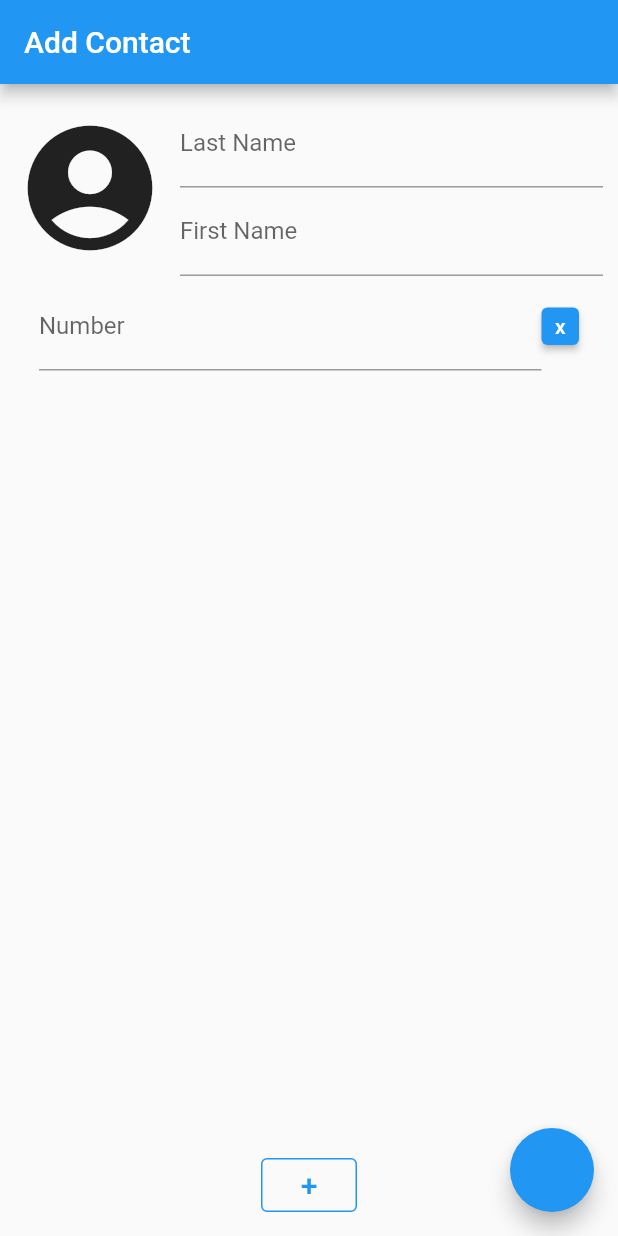
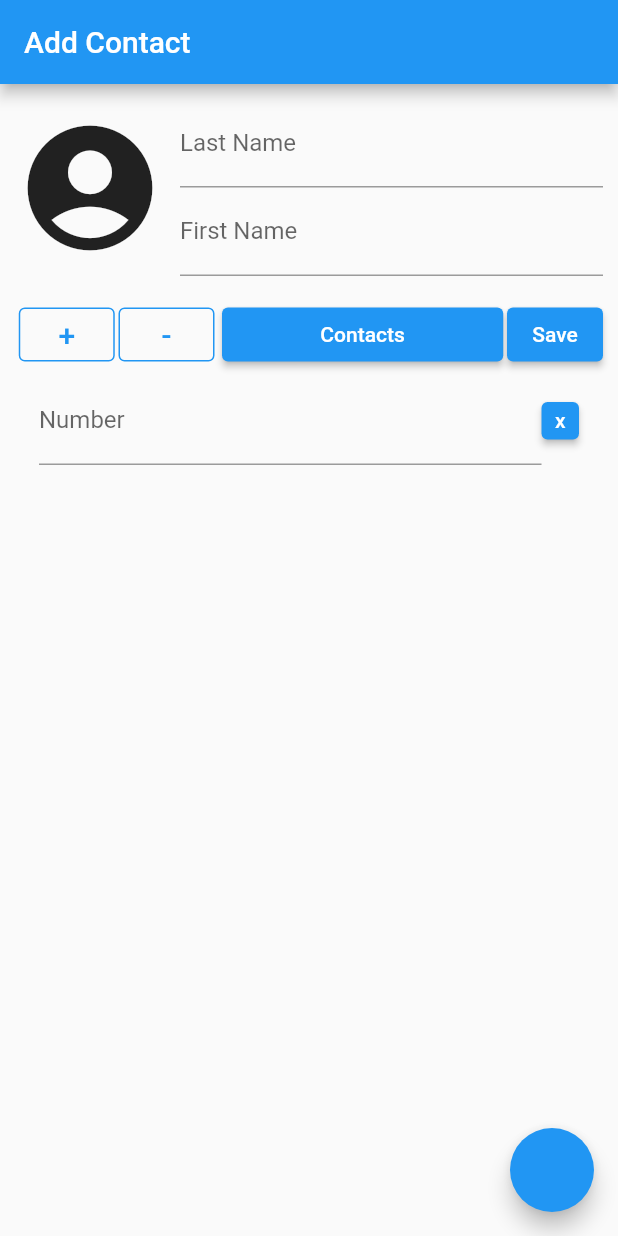
Before and after one commit to AY2020-2021-CpE-OJT/abellar-task-003, a Flutter app: the screen it shows after launch, on a phone screen of 412 x 824 dp. Run offline on Flutter 3.47's test engine with Material 2 defaults, Android fonts, the phone set to English and light mode, and no system bars.

Commit message:
Preparing Read and Write Files and Temporary Change of Layout

```diff
--- a/lib/main.dart
+++ b/lib/main.dart
@@ -1,26 +1,71 @@
+import 'dart:async';
+import 'dart:io';
+
 import 'package:flutter/material.dart';
+import 'package:path_provider/path_provider.dart';
 
 class PhonebookTodo {
   final List<String> lastName;
   final List<String> firstName;
-  final List<int> phoneNumbers = [09954564469, 09945489033];
+
+  //final List<List> phoneNumbers;
 
   PhonebookTodo(this.lastName, this.firstName);
 }
 
 void main() => runApp(PhoneBookApp());
 
+class ContactStorage {
+  Future<String> get _localPath async {
+    final dir = await getApplicationDocumentsDirectory();
+
+    return dir.path;
+  }
+
+  Future<File> get _contactFile async {
+    final path = await _localPath;
+    return File('$path/contact.txt');
+  }
+
+  Future<File> writeContact(PhonebookTodo contact) async {
+    final file = await _contactFile;
+
+    // Write the file
+    return file.writeAsString('$contact');
+  }
+
+  Future<String> readContact() async {
+    try {
+      final file = await _contactFile;
+
+      // Read the file
+      final contents = await file.readAsString();
+
+      return contents;
+    } catch (e) {
+      // If encountering an error, return 0
+      return 'error';
+    }
+  }
+}
+
 class PhoneBookApp extends StatelessWidget {
   @override
   Widget build(BuildContext context) {
     return MaterialApp(
       title: 'My Phonebook',
-      home: InputForm(),
+      home: InputForm(
+        storage: ContactStorage(),
+      ),
     );
   }
 }
 
 class InputForm extends StatefulWidget {
+  final ContactStorage storage;
+
+  InputForm({Key? key, required this.storage}) : super(key: key);
+
   @override
   _InputFormState createState() => _InputFormState();
 }
@@ -28,9 +73,11 @@ class InputForm extends StatefulWidget {
 class _InputFormState extends State<InputForm> {
   final lastNameCtrlr = TextEditingController();
   final firstNameCtrlr = TextEditingController();
+  final List conNumsCtrlr = [];
   final _formKey = GlobalKey<FormState>();
 
   int nOfPhoneNumber = 1;
+  String sample = 'to changed';
 
   final List<String> fnames = <String>[];
   final List<String> lnames = <String>[];
@@ -91,6 +138,58 @@ class _InputFormState extends State<InputForm> {
                 ),
               ],
             ),
+            Padding(
+              padding: const EdgeInsets.only(top: 15.0),
+              child: Row(
+                mainAxisAlignment: MainAxisAlignment.spaceEvenly,
+                children: [
+                  Padding(
+                    padding: const EdgeInsets.only(left: 2.5),
+                    child: OutlinedButton(
+                      onPressed: addPhoneNumber,
+                      child: Text('+', style: TextStyle(fontSize: 20.0)),
+                      style: OutlinedButton.styleFrom(
+                        side: BorderSide(color: Colors.blue),
+                      ),
+                    ),
+                  ),
+                  Padding(
+                    padding: const EdgeInsets.only(left: 2.5, right: 5),
+                    child: OutlinedButton(
+                      onPressed: addPhoneNumber,
+                      child: Text('-', style: TextStyle(fontSize: 20.0)),
+                      style: OutlinedButton.styleFrom(
+                        side: BorderSide(color: Colors.blue),
+                      ),
+                    ),
+                  ),
+                  Expanded(
+                    child: ElevatedButton(
+                      child: Text('Contacts'),
+                      onPressed: () {
+                        Navigator.push(
+                          context,
+                          MaterialPageRoute(
+                            builder: (context) => ShowContactScreen(
+                              todo: PhonebookTodo(lnames, fnames),
+                            ),
+                          ),
+                        );
+                      },
+                    ),
+                  ),
+                  Padding(
+                    padding: const EdgeInsets.only(left: 2.5),
+                    child: ElevatedButton(
+                      onPressed: () {
+                        widget.storage.writeContact(PhonebookTodo(lnames, fnames));
+                      },
+                      child: Text('Save'),
+                    ),
+                  ),
+                ],
+              ),
+            ),
             Flexible(
               child: ListView.builder(
                 itemCount: nOfPhoneNumber,
@@ -99,11 +198,12 @@ class _InputFormState extends State<InputForm> {
                     title: Row(
                       children: [
                         Flexible(
-                            child: TextFormField(
-                          decoration: InputDecoration(
-                              border: UnderlineInputBorder(),
-                              labelText: 'Number'),
-                        )),
+                          child: TextFormField(
+                            decoration: InputDecoration(
+                                border: UnderlineInputBorder(),
+                                labelText: 'Number'),
+                          ),
+                        ),
                         ConstrainedBox(
                           constraints: BoxConstraints.tightFor(
                               width: 25.0, height: 25.0),
@@ -121,13 +221,6 @@ class _InputFormState extends State<InputForm> {
                 },
               ),
             ),
-            OutlinedButton(
-              onPressed: addPhoneNumber,
-              child: Text('+', style: TextStyle(fontSize: 20.0)),
-              style: OutlinedButton.styleFrom(
-                side: BorderSide(color: Colors.blue),
-              ),
-            )
           ],
         ),
       ),
@@ -169,8 +262,8 @@ class ShowContactScreen extends StatelessWidget {
               child: ListView.builder(
                 itemBuilder: (context, index) {
                   return ListTile(
-                    title:
-                        Text('${todo.firstName[index]} ${todo.lastName[index]}'),
+                    title: Text(
+                        '${todo.firstName[index]} ${todo.lastName[index]}'),
                   );
                 },
                 itemCount: todo.firstName.length,
--- a/pubspec.yaml
+++ b/pubspec.yaml
@@ -45,6 +45,7 @@ dev_dependencies:
   # package. See that file for information about deactivating specific lint
   # rules and activating additional ones.
   flutter_lints: ^1.0.0
+  path_provider: ^2.0.2
 
 # For information on the generic Dart part of this file, see the
 # following page: https://dart.dev/tools/pub/pubspec
```
Also changed, not shown: pubspec.lock.
